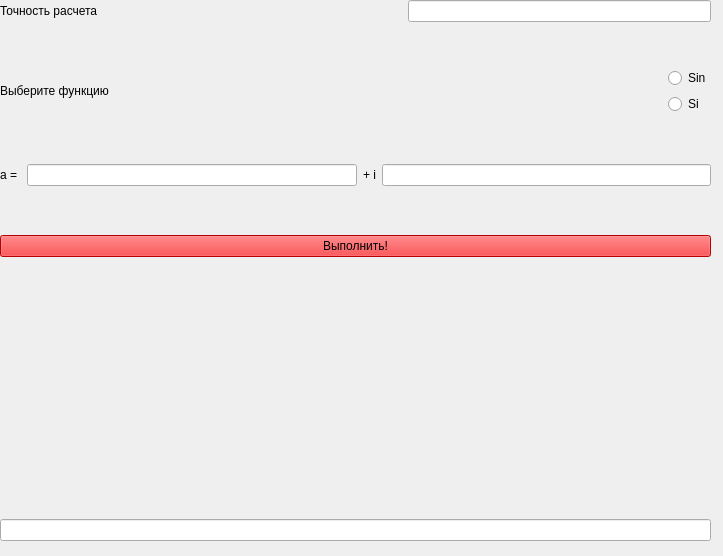
This is interface.ui in porofieff/oop_prak7 as Qt 5 draws it before an edit. The edited form follows.
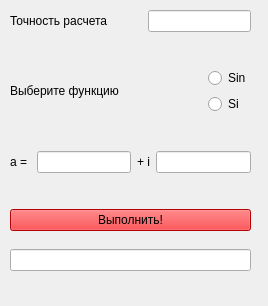
This is the edited form.

```diff
--- a/interface.ui
+++ b/interface.ui
@@ -6,8 +6,8 @@
    <rect>
     <x>0</x>
     <y>0</y>
-    <width>723</width>
-    <height>556</height>
+    <width>268</width>
+    <height>306</height>
    </rect>
   </property>
   <property name="windowTitle">
@@ -19,10 +19,10 @@
   <widget class="QWidget" name="layoutWidget">
    <property name="geometry">
     <rect>
-     <x>0</x>
-     <y>0</y>
-     <width>711</width>
-     <height>541</height>
+     <x>10</x>
+     <y>10</y>
+     <width>241</width>
+     <height>261</height>
     </rect>
    </property>
    <layout class="QGridLayout" name="gridLayout_8">
```
